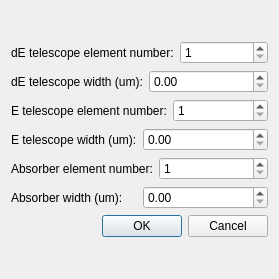
This is source/gui/forms/selecttelescopeform.ui in oslocyclotronlab/Qkinz as Qt 5 draws it before an edit. The edited form follows.
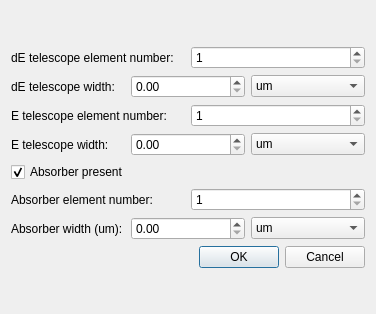
This is the edited form.

Diff of the .ui file:
```diff
--- a/source/gui/forms/selecttelescopeform.ui
+++ b/source/gui/forms/selecttelescopeform.ui
@@ -6,8 +6,8 @@
    <rect>
     <x>0</x>
     <y>0</y>
-    <width>279</width>
-    <height>279</height>
+    <width>376</width>
+    <height>314</height>
    </rect>
   </property>
   <property name="windowTitle">
@@ -42,7 +42,7 @@
        <item>
         <widget class="QLabel" name="label_2">
          <property name="text">
-          <string>dE telescope width (um):</string>
+          <string>dE telescope width:</string>
          </property>
         </widget>
        </item>
@@ -53,6 +53,25 @@
          </property>
         </widget>
        </item>
+       <item>
+        <widget class="QComboBox" name="dEUnit">
+         <item>
+          <property name="text">
+           <string>um</string>
+          </property>
+         </item>
+         <item>
+          <property name="text">
+           <string>g/cm^2</string>
+          </property>
+         </item>
+         <item>
+          <property name="text">
+           <string>mg/cm^2</string>
+          </property>
+         </item>
+        </widget>
+       </item>
       </layout>
      </item>
      <item>
@@ -81,7 +100,7 @@
        <item>
         <widget class="QLabel" name="label_3">
          <property name="text">
-          <string>E telescope width (um):</string>
+          <string>E telescope width:</string>
          </property>
         </widget>
        </item>
@@ -92,8 +111,37 @@
          </property>
         </widget>
        </item>
+       <item>
+        <widget class="QComboBox" name="EUnit">
+         <item>
+          <property name="text">
+           <string>um</string>
+          </property>
+         </item>
+         <item>
+          <property name="text">
+           <string>g/cm^2</string>
+          </property>
+         </item>
+         <item>
+          <property name="text">
+           <string>mg/cm^2</string>
+          </property>
+         </item>
+        </widget>
+       </item>
       </layout>
      </item>
+     <item>
+      <widget class="QCheckBox" name="absPres">
+       <property name="text">
+        <string>Absorber present</string>
+       </property>
+       <property name="checked">
+        <bool>true</bool>
+       </property>
+      </widget>
+     </item>
      <item>
       <layout class="QHBoxLayout" name="horizontalLayout_5">
        <item>
@@ -131,6 +179,25 @@
          </property>
         </widget>
        </item>
+       <item>
+        <widget class="QComboBox" name="AbsUnit">
+         <item>
+          <property name="text">
+           <string>um</string>
+          </property>
+         </item>
+         <item>
+          <property name="text">
+           <string>g/cm^2</string>
+          </property>
+         </item>
+         <item>
+          <property name="text">
+           <string>mg/cm^2</string>
+          </property>
+         </item>
+        </widget>
+       </item>
       </layout>
      </item>
      <item>
```
